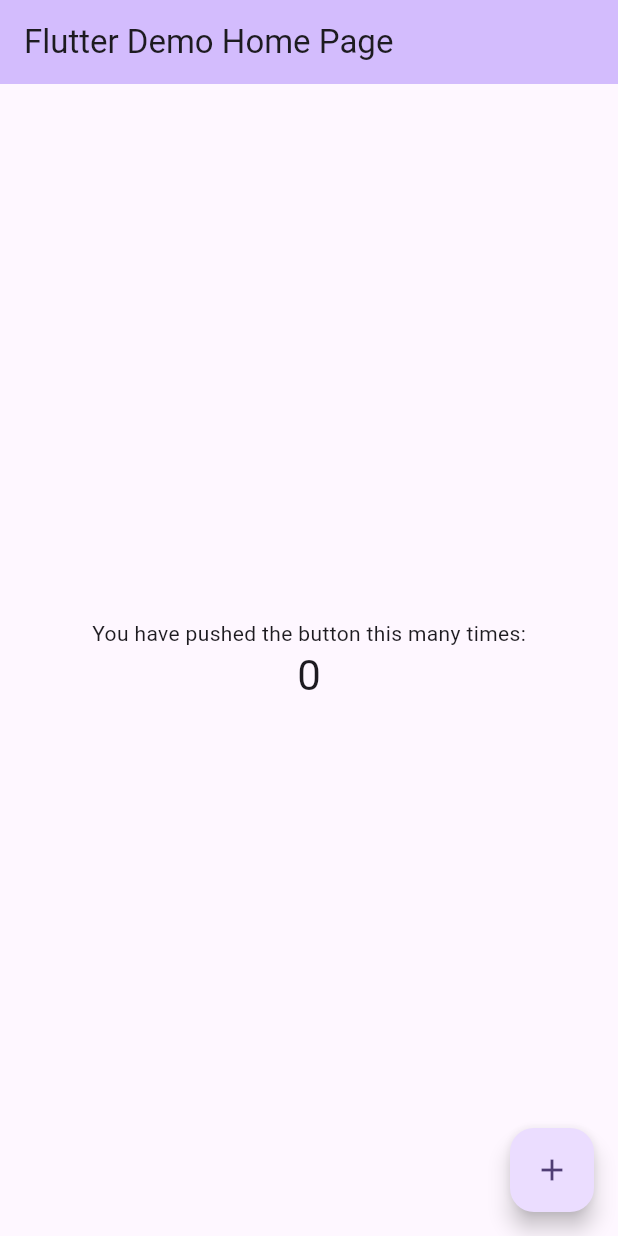
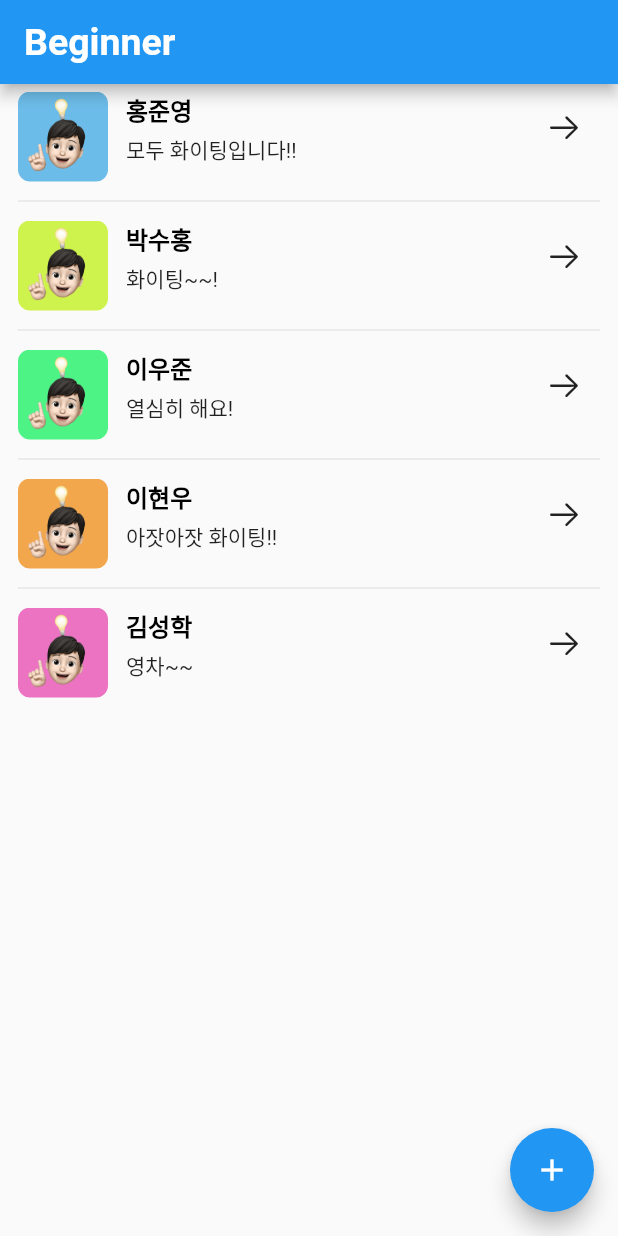
Before and after one commit to wnsdud0721/Flutter_beginner, a Flutter app: the screen it shows after launch, on a phone screen of 412 x 824 dp. Run offline on Flutter 3.47's test engine with Material 2 defaults, Android fonts, the phone set to English and light mode, and no system bars.

Commit message:
파일 분리&각자 리스트 구현

```diff
--- a/analysis_options.yaml
+++ b/analysis_options.yaml
@@ -22,8 +22,9 @@ linter:
   # `// ignore_for_file: name_of_lint` syntax on the line or in the file
   # producing the lint.
   rules:
+    prefer_const_constructors: false
+    prefer_const_literals_to_create_immutables: false
     # avoid_print: false  # Uncomment to disable the `avoid_print` rule
     # prefer_single_quotes: true  # Uncomment to enable the `prefer_single_quotes` rule
-
 # Additional information about this file can be found at
 # https://dart.dev/guides/language/analysis-options
--- /dev/null
+++ b/lib/feed.dart
@@ -0,0 +1,65 @@
+import 'package:flutter/cupertino.dart';
+import 'package:flutter/material.dart';
+
+class Feed extends StatelessWidget {
+  const Feed({
+    super.key,
+    required this.imagePath,
+    required this.name,
+    required this.coment,
+  });
+
+  final String imagePath;
+  final String name;
+  final String coment;
+
+  @override
+  Widget build(BuildContext context) {
+    return Row(
+      crossAxisAlignment: CrossAxisAlignment.start,
+      children: [
+        // CilpRRect 를 통해 이미지에 곡선 border 생성
+        ClipRRect(
+          borderRadius: BorderRadius.circular(8),
+          // 이미지
+          child: Image.asset(
+            imagePath,
+            width: 60,
+            height: 60,
+            fit: BoxFit.cover,
+          ),
+        ),
+        SizedBox(width: 12),
+        Expanded(
+          child: Column(
+            crossAxisAlignment: CrossAxisAlignment.start,
+            children: [
+              Text(
+                name,
+                style: TextStyle(
+                  fontWeight: FontWeight.bold,
+                  fontSize: 16,
+                  color: Colors.black,
+                ),
+                softWrap: false,
+                maxLines: 2,
+                overflow: TextOverflow.ellipsis,
+              ),
+              SizedBox(height: 4),
+              Text(
+                coment,
+                style: TextStyle(
+                  fontSize: 14,
+                ),
+              ),
+            ],
+          ),
+        ),
+        IconButton(
+          onPressed: () {},
+          icon: Icon(CupertinoIcons.arrow_right),
+        ),
+      ],
+    );
+  }
+}
--- /dev/null
+++ b/lib/home_page.dart
@@ -0,0 +1,78 @@
+// 홈 페이지
+import 'package:flutter/cupertino.dart';
+import 'package:flutter/material.dart';
+
+import 'feed.dart';
+import 'main.dart';
+
+class HomePage extends StatelessWidget {
+  const HomePage({super.key});
+
+  @override
+  Widget build(BuildContext context) {
+    final List<String> imagePath = [
+      'assets/images/junyoung.png',
+      'assets/images/soohong.png',
+      'assets/images/junyoung1.png',
+      'assets/images/junyoung3.png',
+      'assets/images/junyoung4.png',
+    ];
+    final List<String> name = [
+      '홍준영',
+      '박수홍',
+      '이우준',
+      '이현우',
+      '김성학',
+    ];
+    final List<String> coment = [
+      '모두 화이팅입니다!!',
+      '화이팅~~!',
+      '열심히 해요!',
+      '아잣아잣 화이팅!!',
+      '영차~~',
+    ];
+    return Scaffold(
+      appBar: AppBar(
+        title: Text(
+          "Beginner",
+          style: TextStyle(
+            fontWeight: FontWeight.bold,
+            fontSize: 25,
+          ),
+        ),
+      ),
+      body: Padding(
+        padding: const EdgeInsets.symmetric(horizontal: 12),
+        child: ListView.separated(
+          itemCount: imagePath.length,
+          itemBuilder: (context, index) {
+            final image = imagePath[index];
+            final names = name[index];
+            final coments = coment[index];
+            return Padding(
+              padding: const EdgeInsets.symmetric(vertical: 5),
+              child: Feed(
+                imagePath: image,
+                name: names,
+                coment: coments,
+              ),
+            );
+          },
+          separatorBuilder: (context, index) {
+            return Divider();
+          },
+        ),
+      ),
+      floatingActionButton: FloatingActionButton(
+        child: Icon(Icons.add),
+        onPressed: () {
+          // + 버튼 클릭시 메모 생성 및 수정 페이지로 이동
+          Navigator.push(
+            context,
+            MaterialPageRoute(builder: (_) => DetailPage()),
+          );
+        },
+      ),
+    );
+  }
+}
--- a/lib/main.dart
+++ b/lib/main.dart
@@ -1,4 +1,7 @@
+import 'package:flutter/cupertino.dart';
 import 'package:flutter/material.dart';
+
+import 'home_page.dart';
 
 void main() {
   runApp(const MyApp());
@@ -7,119 +10,51 @@ void main() {
 class MyApp extends StatelessWidget {
   const MyApp({super.key});
 
-  // This widget is the root of your application.
   @override
   Widget build(BuildContext context) {
     return MaterialApp(
-      title: 'Flutter Demo',
-      theme: ThemeData(
-        // This is the theme of your application.
-        //
-        // TRY THIS: Try running your application with "flutter run". You'll see
-        // the application has a blue toolbar. Then, without quitting the app,
-        // try changing the seedColor in the colorScheme below to Colors.green
-        // and then invoke "hot reload" (save your changes or press the "hot
-        // reload" button in a Flutter-supported IDE, or press "r" if you used
-        // the command line to start the app).
-        //
-        // Notice that the counter didn't reset back to zero; the application
-        // state is not lost during the reload. To reset the state, use hot
-        // restart instead.
-        //
-        // This works for code too, not just values: Most code changes can be
-        // tested with just a hot reload.
-        colorScheme: ColorScheme.fromSeed(seedColor: Colors.deepPurple),
-        useMaterial3: true,
-      ),
-      home: const MyHomePage(title: 'Flutter Demo Home Page'),
+      debugShowCheckedModeBanner: false,
+      home: HomePage(),
     );
   }
 }
 
-class MyHomePage extends StatefulWidget {
-  const MyHomePage({super.key, required this.title});
+// 메모 생성 및 수정 페이지
+class DetailPage extends StatelessWidget {
+  DetailPage({super.key});
 
-  // This widget is the home page of your application. It is stateful, meaning
-  // that it has a State object (defined below) that contains fields that affect
-  // how it looks.
-
-  // This class is the configuration for the state. It holds the values (in this
-  // case the title) provided by the parent (in this case the App widget) and
-  // used by the build method of the State. Fields in a Widget subclass are
-  // always marked "final".
-
-  final String title;
-
-  @override
-  State<MyHomePage> createState() => _MyHomePageState();
-}
-
-class _MyHomePageState extends State<MyHomePage> {
-  int _counter = 0;
-
-  void _incrementCounter() {
-    setState(() {
-      // This call to setState tells the Flutter framework that something has
-      // changed in this State, which causes it to rerun the build method below
-      // so that the display can reflect the updated values. If we changed
-      // _counter without calling setState(), then the build method would not be
-      // called again, and so nothing would appear to happen.
-      _counter++;
-    });
-  }
+  TextEditingController contentController = TextEditingController();
 
   @override
   Widget build(BuildContext context) {
-    // This method is rerun every time setState is called, for instance as done
-    // by the _incrementCounter method above.
-    //
-    // The Flutter framework has been optimized to make rerunning build methods
-    // fast, so that you can just rebuild anything that needs updating rather
-    // than having to individually change instances of widgets.
     return Scaffold(
       appBar: AppBar(
-        // TRY THIS: Try changing the color here to a specific color (to
-        // Colors.amber, perhaps?) and trigger a hot reload to see the AppBar
-        // change color while the other colors stay the same.
-        backgroundColor: Theme.of(context).colorScheme.inversePrimary,
-        // Here we take the value from the MyHomePage object that was created by
-        // the App.build method, and use it to set our appbar title.
-        title: Text(widget.title),
+        actions: [
+          IconButton(
+            onPressed: () {
+              // 삭제 버튼 클릭시
+            },
+            icon: Icon(Icons.delete),
+          )
+        ],
       ),
-      body: Center(
-        // Center is a layout widget. It takes a single child and positions it
-        // in the middle of the parent.
-        child: Column(
-          // Column is also a layout widget. It takes a list of children and
-          // arranges them vertically. By default, it sizes itself to fit its
-          // children horizontally, and tries to be as tall as its parent.
-          //
-          // Column has various properties to control how it sizes itself and
-          // how it positions its children. Here we use mainAxisAlignment to
-          // center the children vertically; the main axis here is the vertical
-          // axis because Columns are vertical (the cross axis would be
-          // horizontal).
-          //
-          // TRY THIS: Invoke "debug painting" (choose the "Toggle Debug Paint"
-          // action in the IDE, or press "p" in the console), to see the
-          // wireframe for each widget.
-          mainAxisAlignment: MainAxisAlignment.center,
-          children: <Widget>[
-            const Text(
-              'You have pushed the button this many times:',
-            ),
-            Text(
-              '$_counter',
-              style: Theme.of(context).textTheme.headlineMedium,
-            ),
-          ],
+      body: Padding(
+        padding: const EdgeInsets.all(16),
+        child: TextField(
+          controller: contentController,
+          decoration: InputDecoration(
+            hintText: "메모를 입력하세요",
+            border: InputBorder.none,
+          ),
+          autofocus: true,
+          maxLines: null,
+          expands: true,
+          keyboardType: TextInputType.multiline,
+          onChanged: (value) {
+            // 텍스트필드 안의 값이 변할 때
+          },
         ),
       ),
-      floatingActionButton: FloatingActionButton(
-        onPressed: _incrementCounter,
-        tooltip: 'Increment',
-        child: const Icon(Icons.add),
-      ), // This trailing comma makes auto-formatting nicer for build methods.
     );
   }
 }
```
Also changed, not shown: pubspec.yaml (+8 -6 lines), assets/images/image1.png (added), assets/images/image2.png (added), assets/images/image3.png (added), assets/images/image4.png (added), assets/images/junyoung.png (added), assets/images/junyoung1.png (added), assets/images/junyoung3.png (added), assets/images/junyoung4.png (added), assets/images/soohong.png (added).
